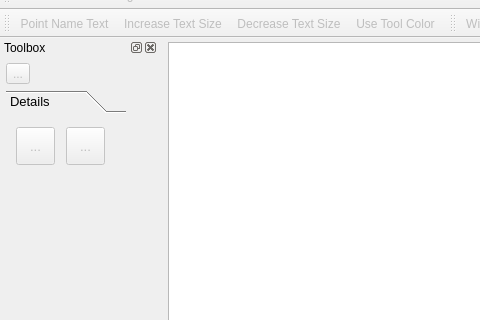
This is src/app/seamly2d/mainwindow.ui in FashionFreedom/Seamly2D as Qt 5 draws it before an edit; both pictures show x 0 to 480 and y 108 to 428 of the 1100 by 809 pixel window. The edited form follows.
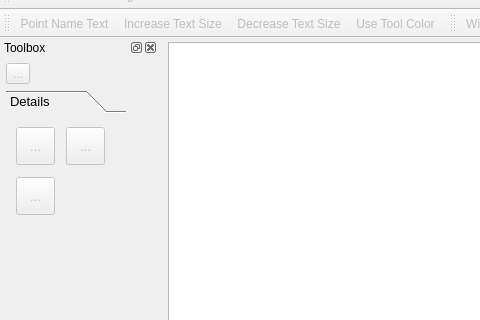
This is the edited form. The open tabs and pages were chosen to show the change. Icons and pictures are not drawn. Custom widgets are drawn as their Qt base class.

Commit message:
feat: Pattern Piece Info dialog with piece lengths #issue-#1850
Adds a Pattern Piece Info dialog listing each piece's name, letter,
quantity, seam allowance, seamline length and cutting line length.
The table sorts by any column, copies to the clipboard as tab-separated
text and exports to CSV. It opens from Details > Pattern Piece Info,
a new Details toolbox button, the pieces list menu, or P, I.

Hovering over a piece shows its name and lengths in a tooltip.

Closes #1850

Diff of the .ui file:
```diff
--- a/src/app/seamly2d/mainwindow.ui
+++ b/src/app/seamly2d/mainwindow.ui
@@ -2348,7 +2348,7 @@
              <x>0</x>
              <y>0</y>
              <width>120</width>
-             <height>111</height>
+             <height>140</height>
             </rect>
            </property>
            <property name="sizePolicy">
@@ -2388,8 +2388,8 @@
              <rect>
               <x>0</x>
               <y>0</y>
-              <width>98</width>
-              <height>28</height>
+              <width>120</width>
+              <height>108</height>
              </rect>
             </property>
             <property name="toolTip">
@@ -2469,6 +2469,35 @@
               <bool>true</bool>
              </property>
             </widget>
+            <widget class="QToolButton" name="pieceInfo_ToolButton">
+             <property name="enabled">
+              <bool>false</bool>
+             </property>
+             <property name="geometry">
+              <rect>
+               <x>10</x>
+               <y>60</y>
+               <width>39</width>
+               <height>38</height>
+              </rect>
+             </property>
+             <property name="toolTip">
+              <string>Pattern Piece Info (P, I)</string>
+             </property>
+             <property name="text">
+              <string notr="true">...</string>
+             </property>
+             <property name="icon">
+              <iconset resource="share/resources/toolicon.qrc">
+               <normaloff>:/toolicon/32x32/piece_info.png</normaloff>:/toolicon/32x32/piece_info.png</iconset>
+             </property>
+             <property name="iconSize">
+              <size>
+               <width>32</width>
+               <height>32</height>
+              </size>
+             </property>
+            </widget>
            </widget>
           </widget>
          </widget>
```
Left out of the diff: 20 changed lines with no effect on the pictures. The commit also changes 15 other files.
